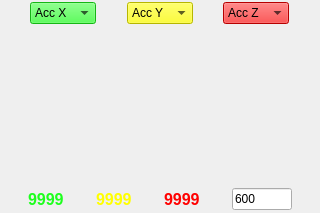
Above: cbcui/ui/Graph.ui from kipr/cbc before the change. Below: the same form after it.
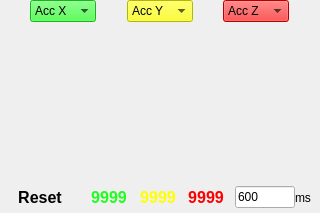
That is the form after the change. Icons and pictures are not drawn.

Commit message: added message boxes on settings recalibration page. Update to the graph page to produce correct output

```diff
--- a/cbcui/ui/Graph.ui
+++ b/cbcui/ui/Graph.ui
@@ -513,6 +513,41 @@
      <property name="spacing" >
       <number>0</number>
      </property>
+     <item>
+      <widget class="QPushButton" name="ui_resetButton" >
+       <property name="minimumSize" >
+        <size>
+         <width>80</width>
+         <height>30</height>
+        </size>
+       </property>
+       <property name="maximumSize" >
+        <size>
+         <width>80</width>
+         <height>30</height>
+        </size>
+       </property>
+       <property name="styleSheet" >
+        <string>QPushButton{
+border:0px;
+background-image:url(:/actions/rivet80x30L.png);
+color:black;
+font:bold;
+font-size:12pt;
+}
+QPushButton:pressed{
+border:0px;
+background-image:url(:/actions/rivet80x30D.png);
+color:white;
+font:bold;
+font-size:12pt;
+}</string>
+       </property>
+       <property name="text" >
+        <string>Reset</string>
+       </property>
+      </widget>
+     </item>
      <item>
       <spacer>
        <property name="orientation" >
@@ -542,6 +577,9 @@
        <property name="text" >
         <string>9999</string>
        </property>
+       <property name="alignment" >
+        <set>Qt::AlignCenter</set>
+       </property>
       </widget>
      </item>
      <item>
@@ -573,6 +611,9 @@
        <property name="text" >
         <string>9999</string>
        </property>
+       <property name="alignment" >
+        <set>Qt::AlignCenter</set>
+       </property>
       </widget>
      </item>
      <item>
@@ -604,6 +645,9 @@
        <property name="text" >
         <string>9999</string>
        </property>
+       <property name="alignment" >
+        <set>Qt::AlignCenter</set>
+       </property>
       </widget>
      </item>
      <item>
@@ -641,6 +685,13 @@
        </property>
       </widget>
      </item>
+     <item>
+      <widget class="QLabel" name="label" >
+       <property name="text" >
+        <string>ms</string>
+       </property>
+      </widget>
+     </item>
      <item>
       <spacer>
        <property name="orientation" >
```
The commit also changes 6 other files.
